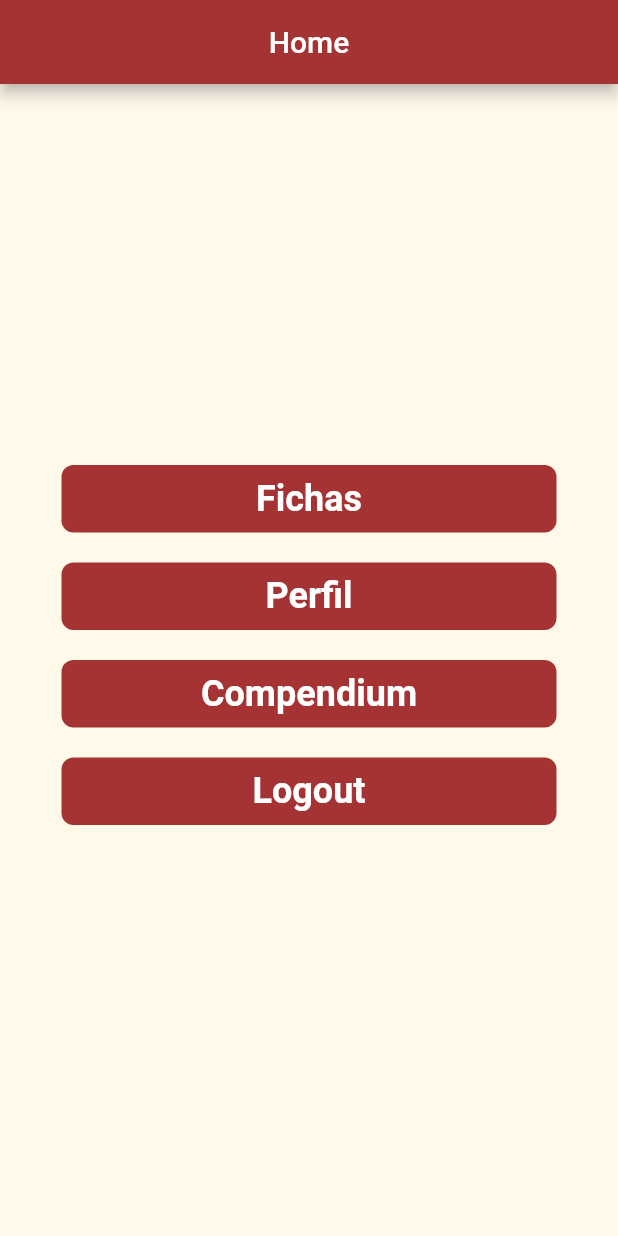
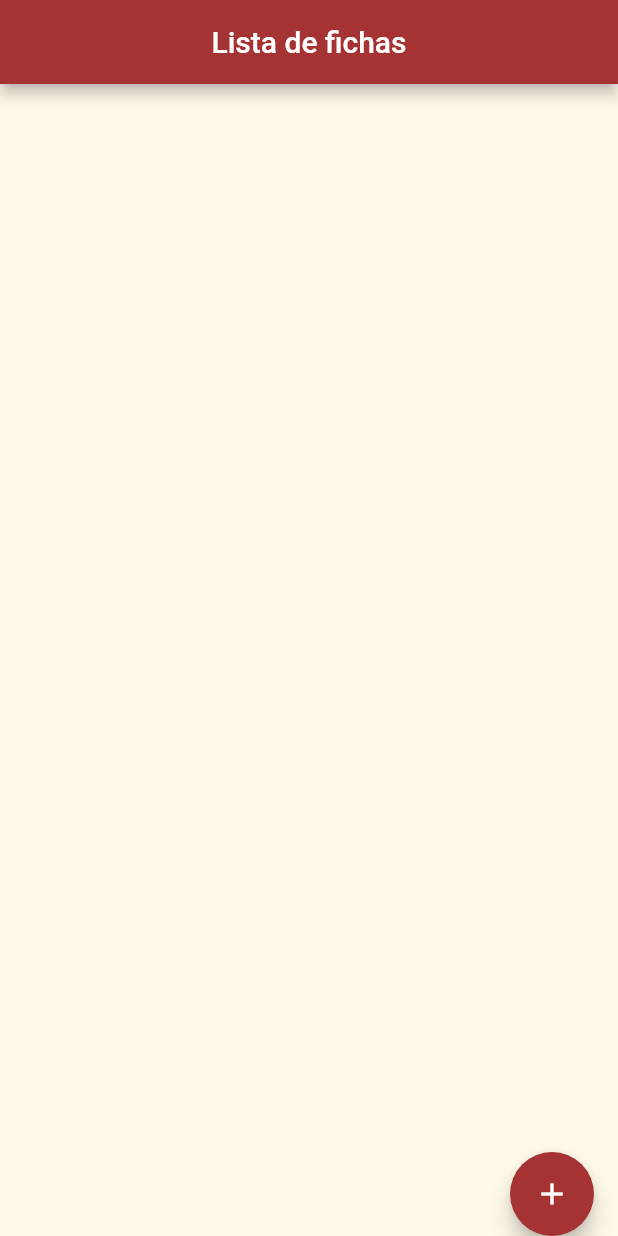
Before and after one commit to epillef1311/TMF, a Flutter app: the HomeScreen screen opened by its route, after a tap on "Fichas", on a phone screen of 412 x 824 dp. Run offline on Flutter 3.47's test engine with Material 2 defaults, Android fonts, the phone set to English and light mode, and no system bars; our stand-ins replace sqflite; accounts and stored records are empty.

Commit message:
lista ficha(parte), criacao do db com sqflite(a configurar resto)

```diff
--- /dev/null
+++ b/lib/app/widgets/alert_dialog.dart
@@ -0,0 +1,54 @@
+import 'package:flutter/material.dart';
+import 'package:flutter/src/widgets/framework.dart';
+import 'package:flutter/src/widgets/placeholder.dart';
+import 'package:app/database/db.dart';
+import 'package:app/app/themes/colors.dart';
+
+class AlertDialogFicha extends StatefulWidget {
+  const AlertDialogFicha({super.key});
+
+  @override
+  State<AlertDialogFicha> createState() => _AlertDialogFichaState();
+}
+
+class _AlertDialogFichaState extends State<AlertDialogFicha> {
+  @override
+  Widget build(BuildContext context) {
+    return FloatingActionButton(
+      backgroundColor: SetColors.primaryRedColor,
+      onPressed: () {
+        showDialog(
+            context: context,
+            builder: (context) {
+              var nomeControler = TextEditingController();
+              return AlertDialog(
+                title: Text('Qual o nome do personagem?'),
+                content: SingleChildScrollView(
+                  child: Column(
+                    children: [
+                      TextFormField(
+                        autofocus: true,
+                        decoration: InputDecoration(hintText: 'Nome'),
+                        controller: nomeControler,
+                      )
+                    ],
+                  ),
+                ),
+                actions: [
+                  TextButton(
+                      onPressed: () {
+                        DB.instance.inserirNome(nomeControler.text);
+                        Navigator.of(context).pop();
+                      },
+                      child: Text('pronto')),
+                ],
+              );
+            });
+      },
+      child: Icon(
+        Icons.add,
+        color: Colors.white,
+      ),
+    );
+  }
+}
--- a/lib/app/widgets/button.dart
+++ b/lib/app/widgets/button.dart
@@ -34,7 +34,7 @@ class _PrimaryButtonState extends State<PrimaryButton> {
       onPressed: widget.onPressed,
       style: TextButton.styleFrom(
           minimumSize: const Size.fromWidth(330),
-          fixedSize: Size(330, 60),
+          fixedSize: const Size(330, 60),
           padding: const EdgeInsets.all(6),
           shape: RoundedRectangleBorder(borderRadius: BorderRadius.circular(8)),
           backgroundColor: widget.color),
--- a/lib/app/widgets/dividers.dart
+++ b/lib/app/widgets/dividers.dart
@@ -27,7 +27,7 @@ class _MainDividerState extends State<MainDivider> {
           ),
         ),
         Padding(
-          padding: const EdgeInsets.symmetric(horizontal: 2),
+          padding: EdgeInsets.symmetric(horizontal: 2),
           child: Row(
             children: [Text('Ou')],
           ),
--- a/lib/app/widgets/text_form_fields.dart
+++ b/lib/app/widgets/text_form_fields.dart
@@ -1,4 +1,5 @@
 import 'package:flutter/material.dart';
+import 'package:app/app/themes/colors.dart';
 
 class OutlinedTextFormField extends StatefulWidget {
   final TextEditingController controller;
@@ -34,7 +35,7 @@ class _OutlinedTextFormFieldState extends State<OutlinedTextFormField> {
       height: 60,
       width: 330,
       decoration: BoxDecoration(
-        border: Border.all(width: 1, color: Color(0xFFA63333)),
+        border: Border.all(width: 1, color: SetColors.primaryRedColor),
         borderRadius: BorderRadius.circular(8),
       ),
       child: Align(
--- /dev/null
+++ b/lib/database/db.dart
@@ -0,0 +1,67 @@
+import 'package:sqflite/sqflite.dart';
+import 'package:sqflite/sqlite_api.dart';
+import 'package:path/path.dart';
+
+class DB {
+  DB._();
+  static final DB instance = DB._();
+  static Database? _database;
+
+  Future<Database> get database async {
+    if (_database != null) return _database!;
+
+    return await _initDatabase();
+  }
+
+  Future<Database> _initDatabase() async {
+    return await openDatabase(
+      join(await getDatabasesPath(), 'fichas.db'),
+      version: 1,
+      onCreate: _onCreate,
+    );
+  }
+
+  Future<void> _onCreate(Database db, int version) async {
+    await db.execute(_fichas);
+  }
+
+  String get _fichas => '''
+  CREATE TABLE fichas (
+    id INTEGER PRIMARY KEY AUTOINCREMENT,
+    nomePersonagem TEXT
+  )
+  ''';
+
+  Future<void> criarTabelaCaracteristicas(String nome) async {
+    final database = await instance.database;
+
+    await database.execute('''
+      CREATE TABLE $nome (
+        id INTEGER PRIMARY KEY AUTOINCREMENT,
+        caracteristica TEXT
+      )
+    ''');
+  }
+
+  Future<void> inserirNome(String nome) async {
+    final database = await instance.database;
+
+    await database.transaction((txn) async {
+      await txn.insert(
+        'fichas',
+        {'nomePersonagem': nome},
+      );
+    });
+
+    await criarTabelaCaracteristicas(nome);
+  }
+
+  Future<void> inserirCaracteristica(String nome, String caracteristica) async {
+    final database = await instance.database;
+
+    await database.insert(
+      nome,
+      {'caracteristica': caracteristica},
+    );
+  }
+}
--- a/lib/src/screens/home_screen/home_screen.dart
+++ b/lib/src/screens/home_screen/home_screen.dart
@@ -1,9 +1,6 @@
 import 'package:flutter/material.dart';
-import 'package:flutter/src/widgets/framework.dart';
-import 'package:flutter/src/widgets/placeholder.dart';
 import 'package:app/app/themes/colors.dart';
 import 'package:app/app/widgets/button.dart';
-import 'package:app/app/themes/colors.dart';
 
 class HomeScreen extends StatefulWidget {
   const HomeScreen({super.key});
@@ -35,7 +32,9 @@ class _HomeScreenState extends State<HomeScreen> {
                 height: 45,
                 child: PrimaryButton(
                   title: 'Fichas',
-                  onPressed: () {},
+                  onPressed: () {
+                    Navigator.of(context).pushNamed('listaFichas');
+                  },
                 ),
               ),
             ),
@@ -52,7 +51,7 @@ class _HomeScreenState extends State<HomeScreen> {
               ),
             ),
             Padding(
-              padding: EdgeInsets.only(bottom: 20),
+              padding: const EdgeInsets.only(bottom: 20),
               child: SizedBox(
                 height: 45,
                 child: PrimaryButton(
@@ -62,7 +61,7 @@ class _HomeScreenState extends State<HomeScreen> {
               ),
             ),
             Padding(
-              padding: EdgeInsets.only(bottom: 20),
+              padding: const EdgeInsets.only(bottom: 20),
               child: SizedBox(
                 height: 45,
                 child: PrimaryButton(
--- /dev/null
+++ b/lib/src/screens/lista_fichas/lista_fichas_screen.dart
@@ -0,0 +1,68 @@
+import 'package:flutter/material.dart';
+import 'package:app/app/themes/colors.dart';
+import 'package:app/app/widgets/alert_dialog.dart';
+import 'package:app/database/db.dart';
+import 'package:app/app/widgets/button.dart';
+
+class ListaFichas extends StatefulWidget {
+  const ListaFichas({Key? key}) : super(key: key);
+
+  @override
+  State<ListaFichas> createState() => _ListaFichasState();
+}
+
+class _ListaFichasState extends State<ListaFichas> {
+  Future<List<String>> _getNomes() async {
+    final database = await DB.instance.database;
+    final List<Map<String, dynamic>> nomeList = await database.query('fichas');
+    return nomeList.map((nome) => nome['nomePersonagem'] as String).toList();
+  }
+
+  @override
+  Widget build(BuildContext context) {
+    return Scaffold(
+      floatingActionButton: AlertDialogFicha(),
+      floatingActionButtonLocation: FloatingActionButtonLocation.endDocked,
+      backgroundColor: SetColors.backGroundColor,
+      appBar: AppBar(
+        title: Row(
+          mainAxisAlignment: MainAxisAlignment.center,
+          children: const [
+            Text('Lista de fichas'),
+          ],
+        ),
+        backgroundColor: SetColors.primaryRedColor,
+        automaticallyImplyLeading: false,
+      ),
+      body: FutureBuilder<List<String>>(
+        future: _getNomes(),
+        builder: (context, snapshot) {
+          if (snapshot.hasData) {
+            final nomes = snapshot.data!;
+            return ListView.builder(
+              itemCount: nomes.length,
+              itemBuilder: (context, index) {
+                final nome = nomes[index];
+                return Padding(
+                  padding: const EdgeInsets.only(top: 20, left: 20, right: 20),
+                  child: SizedBox(
+                    height: 45,
+                    child: PrimaryButton(
+                      title: nome,
+                      onPressed: () {},
+                    ),
+                  ),
+                );
+              },
+            );
+          } else if (snapshot.hasError) {
+            return const Text('Erro');
+          }
+          return const Center(
+            child: CircularProgressIndicator(),
+          );
+        },
+      ),
+    );
+  }
+}
--- a/pubspec.yaml
+++ b/pubspec.yaml
@@ -19,7 +19,7 @@ publish_to: 'none' # Remove this line if you wish to publish to pub.dev
 version: 1.0.0+1
 
 environment:
-  sdk: '>=2.19.2 <3.0.0'
+  sdk: '>=2.19.0 <3.0.0'
 
 # Dependencies specify other packages that your package needs in order to work.
 # To automatically upgrade your package dependencies to the latest versions
@@ -43,6 +43,10 @@ dependencies:
   firebase_database: ^10.0.16
   intl: ^0.17.0
   charts_flutter: ^0.12.0
+  path_provider: ^2.0.3
+  sqflite: ^2.2.8+4
+
+
 
 dev_dependencies:
   flutter_test:
```
Also changed, not shown: lib/main.dart (+7 -2 lines), lib/src/screens/auth/login_screen.dart (+4 -3 lines), pubspec.lock, 2 other files.
